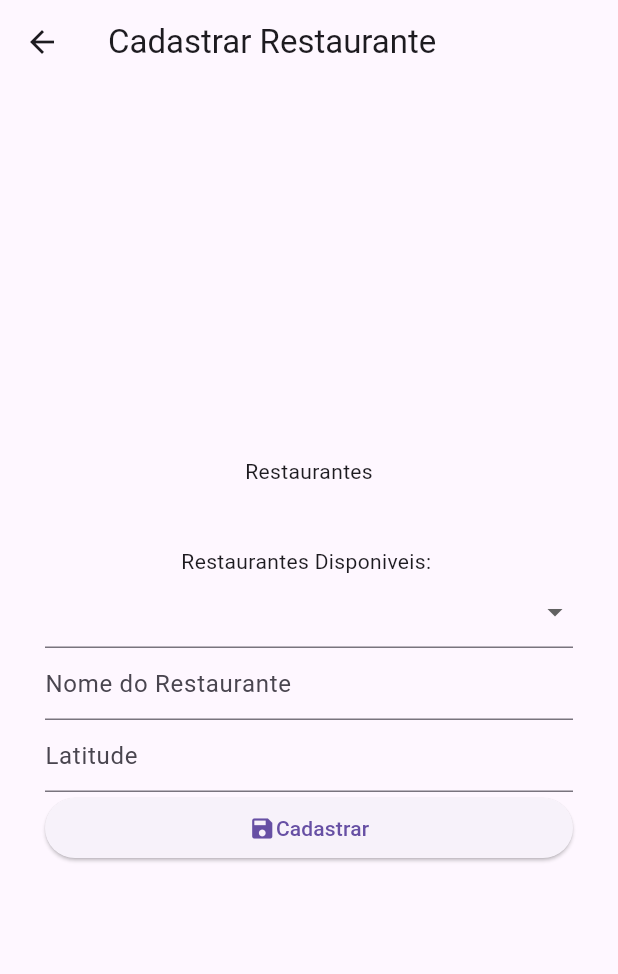
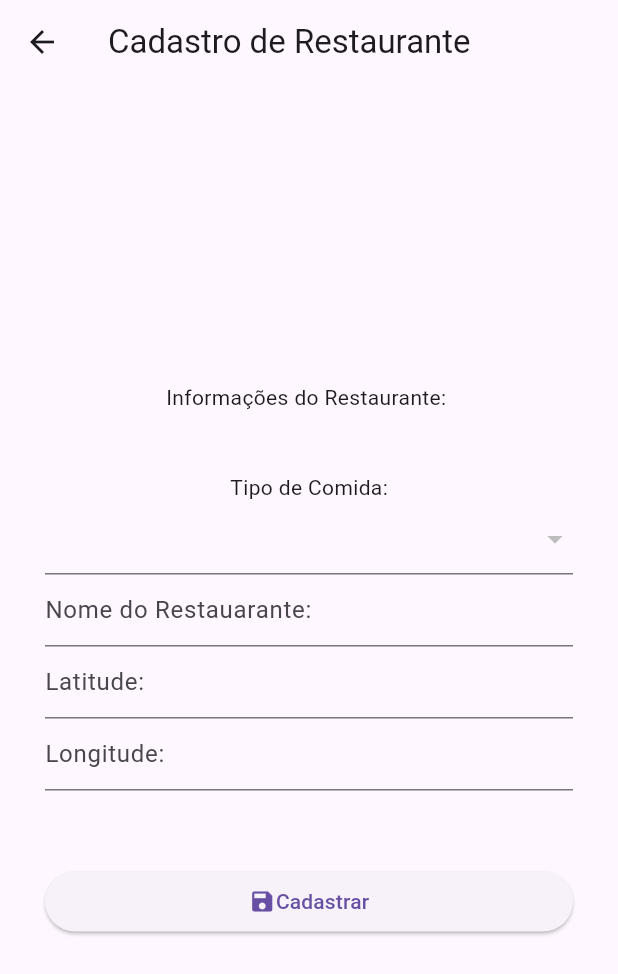
Before and after one commit to Vitor-lisboa/mimpedir, a Flutter app: the TelaCadRestaurante screen opened directly, after a tap on "Cadastrar", on a phone screen of 412 x 824 dp. Shown: the top 974 px of the screen. Run offline on Flutter 3.47's test engine with Material 3 defaults, Android fonts, the phone set to English and light mode, and no system bars; our stand-ins replace sqflite; accounts and stored records are empty; statements that could not run were skipped.

Commit message:
Update tela_cad_restaurante.dart

```diff
--- a/lib/tela_cad_restaurante.dart
+++ b/lib/tela_cad_restaurante.dart
@@ -1,44 +1,119 @@
 import 'package:flutter/material.dart';
+import 'package:mimpedir/banco/tipo_dao.dart';
+import 'package:mimpedir/tipo.dart';
+import 'banco/restaurante_dao.dart';
+import 'banco/tipo_dao.dart';
+import 'tipo.dart';
 
-class TelaCadRestaurante extends StatelessWidget{
-  TelaCadRestaurante({super.key});
 
+class TelaCadRestaurante extends StatefulWidget {
+  //TelaCadRestaurante({super.key});
+  @override
+  State<StatefulWidget> createState() {
+    return TelaCadRestauranteState();
+  }
+}
+class TelaCadRestauranteState extends State<TelaCadRestaurante> {
+
+  final TextEditingController nomeController = TextEditingController();
+  final TextEditingController latitudeController = TextEditingController();
+  final TextEditingController longitudeController = TextEditingController();
+  String? culinariaSelecionada;
+  List<Tipo> tiposCulinaria =[];
+  int? tipoCulinaria;
+
+  void intState(){
+    super.initState();
+    carregarTipos();
+  }
+
+  Future<void> carregarTipos() async{
+    final lista = await TipoDAO.listarTipos();
+    setState(() {
+      tiposCulinaria = lista;
+    });
+  }
   @override
   Widget build(BuildContext context) {
     return Scaffold(
-      appBar: AppBar(title: const Text("Cadastrar Restaurante")),
+      appBar: AppBar(title: Text("Cadastro de Restaurante")),
       body: Padding(padding: const EdgeInsets.all(30),
         child: Column(
           mainAxisAlignment: MainAxisAlignment.center,
           children: [
-                    Text("Restaurantes"),
-                    SizedBox(height: 40),
-                    Text("Restaurantes Disponiveis: "),
-                    DropdownButtonFormField(
-                        items: [
-                          DropdownMenuItem(value: "Japones", child: Text("Japonesa")),
-                          DropdownMenuItem(value: "Italiana", child: Text("Italiana")),
-                          DropdownMenuItem(value: "Brasileira", child: Text("Brasileira")),
-                        ],
-                    onChanged: (value){}),
+            Text("Informações do Restaurante: "),
+            SizedBox(height: 40,),
+            Text("Tipo de Comida:"),
+            //Caixa de opções (combobox do java)
+            DropdownButtonFormField<String>(
+                value: culinariaSelecionada,
+                items: tiposCulinaria.map((tipo){
+                  return DropdownMenuItem<String>(
+                    value: tipo.nome,
+                    child: Text("${tipo.nome}"),
+                  );
+                }).toList(), onChanged: (value) {
+                  culinariaSelecionada = value;
+                  Tipo tipoSelecionado = tiposCulinaria.firstWhere(
+                      (tipo)=> tipo.nome == value,
+                  );
+                  tipoCulinaria = tipoSelecionado.codigo;
+            }),
+
+
+
+            //Caixa de Texto
             TextFormField(
-                      decoration: const InputDecoration(hintText: 'Nome do Restaurante'),
+              decoration: const InputDecoration(hintText: 'Nome do Restauarante:'),
+              validator: (String? value) {},
+              controller: nomeController,
+            ),
+            TextFormField(
+              decoration: const InputDecoration(hintText: 'Latitude:'),
+              validator: (String? value) {},
+              controller: latitudeController,
+            ),
+            TextFormField(
+              decoration: const InputDecoration(hintText: 'Longitude:'),
+              validator: (String? value) {},
+              controller: longitudeController,
+            ),
+           /* TextFormField(
+              decoration: const InputDecoration(
+                  hintText: 'Tipo de Restaurante:'),
               validator: (String? value) {},
             ),
             TextFormField(
-                      decoration: const InputDecoration(hintText: 'Latitude'),
+              decoration: const InputDecoration(hintText: 'Usuário:'),
               validator: (String? value) {},
-                    ),
-                    ElevatedButton(onPressed: (){}, child: Row(
+            ),*/
+            SizedBox(height: 50),
+            ElevatedButton(onPressed: () async{
+              final sucesso = await RestauranteDAO.cadastarRestaurante(nomeController.text, latitudeController.text, longitudeController.text, tipoCulinaria);
+
+              String msg = 'Erro: não cadastrado. Verifique os dados.';
+              Color corFundo = Colors.red;
+              if(sucesso > 0){
+                  msg: '"${nomeController.text}"cadastrado com sucesso! ID: $sucesso';
+                 corFundo = Colors.green;
+              }
+              ScaffoldMessenger.of(context).showSnackBar(
+                SnackBar(
+                  content: Text(msg),
+                  backgroundColor: corFundo,
+                  duration: Duration(seconds: 5),
+                )
+              );
+            }, child: Row(
               mainAxisAlignment: MainAxisAlignment.center,
               children: [
                 Icon(Icons.save),
                 Text("Cadastrar")
               ],
-                    )
-                    )
+            ))
+
           ],
-            )
+        ),
       ),
     );
   }
```
Lines whose indentation alone changed are shown as unchanged.
